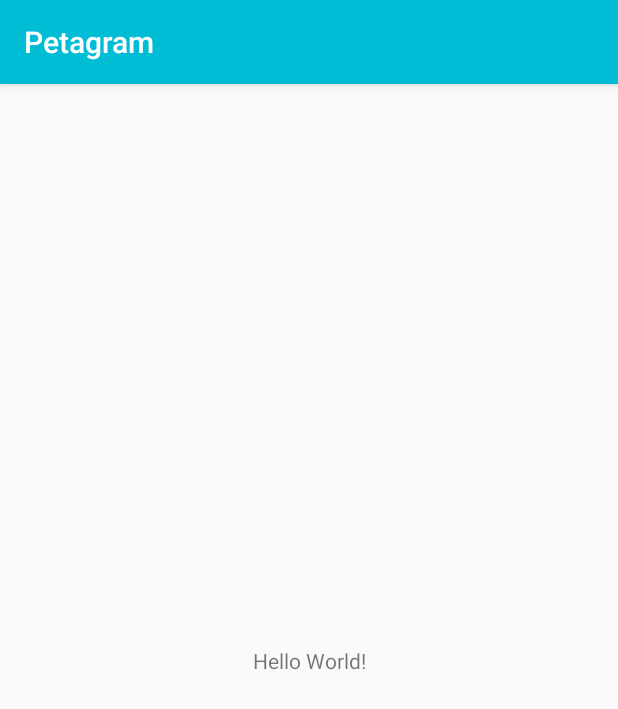
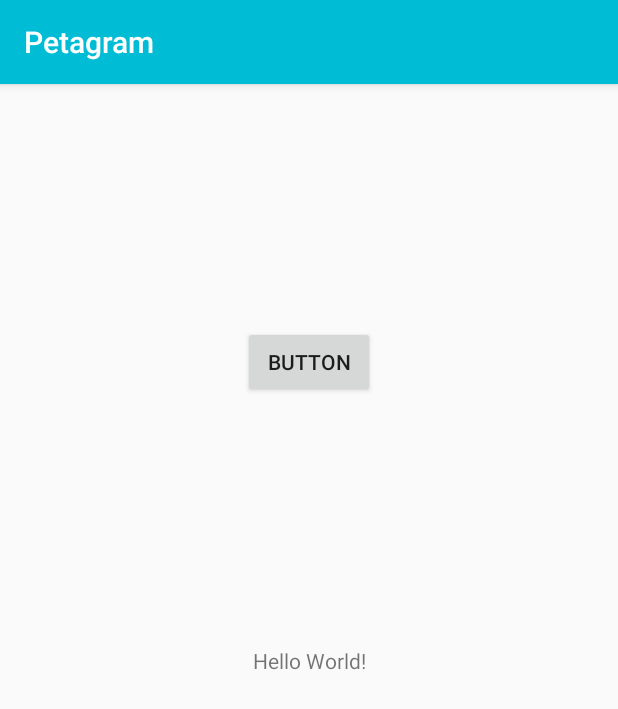
Before and after one commit to JNicoVM/Petagram, an Android app: the screen it shows after launch (MainActivity), on a phone screen of 412 x 824 dp. Shown: the top 709 px of the screen. Run offline under Robolectric (Android 15) with nearby library versions, the phone set to English and light mode, and no system bars.

Commit message:
Se colocó

```diff
--- a/app/src/main/res/layout/activity_main.xml
+++ b/app/src/main/res/layout/activity_main.xml
@@ -7,6 +7,7 @@
     tools:context=".MainActivity">
 
     <TextView
+        android:id="@+id/textView"
         android:layout_width="wrap_content"
         android:layout_height="wrap_content"
         android:text="Hello World!"
@@ -15,4 +16,16 @@
         app:layout_constraintRight_toRightOf="parent"
         app:layout_constraintTop_toTopOf="parent" />
 
+    <Button
+        android:id="@+id/button2"
+        android:layout_width="wrap_content"
+        android:layout_height="wrap_content"
+        android:layout_marginTop="152dp"
+        android:layout_marginBottom="156dp"
+        android:text="Button"
+        app:layout_constraintBottom_toTopOf="@+id/textView"
+        app:layout_constraintEnd_toEndOf="parent"
+        app:layout_constraintStart_toStartOf="parent"
+        app:layout_constraintTop_toTopOf="parent" />
+
 </androidx.constraintlayout.widget.ConstraintLayout>
```
